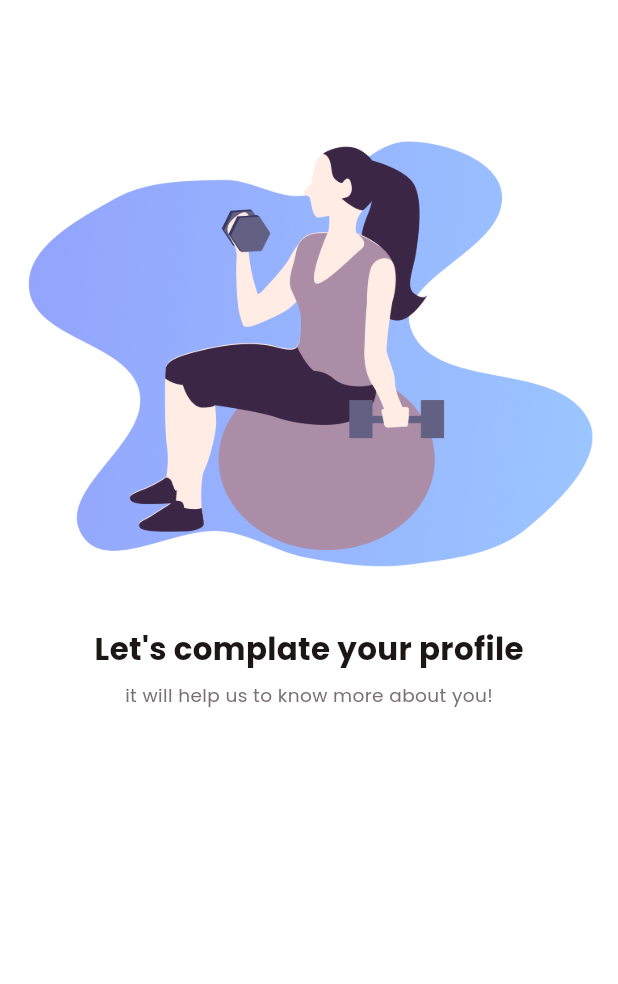
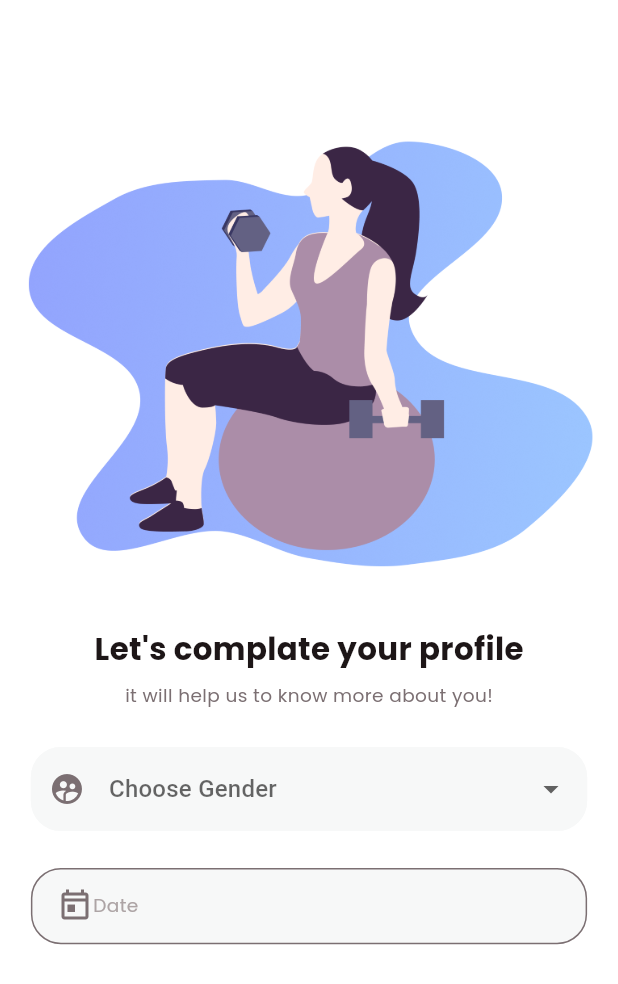
Before and after one commit to mmkocak/fitnesx_flutter, a Flutter app: the screen it shows after launch, on a phone screen of 412 x 824 dp. Shown: the top 984 px of the screen. Run offline on Flutter 3.47's test engine with Material 3 defaults, Android fonts, the phone set to English and light mode, and no system bars; our stand-ins replace firebase_auth, firebase_core, flutter_bloc, google_sign_in; missing offline and left inert: flutter_facebook_auth; accounts and stored records are empty.

Commit message:
cinsiyet ve tarih seçiciler yapıldı

```diff
--- a/lib/feature/screen/register/profile_completion_page.dart
+++ b/lib/feature/screen/register/profile_completion_page.dart
@@ -1,4 +1,6 @@
+import 'package:fitnesx_flutter/feature/utils/bloc/gender_bloc.dart';
 import 'package:fitnesx_flutter/feature/utils/common/common_imports.dart';
+import 'package:flutter/cupertino.dart';
 
 class ProfileCompletionPage extends StatelessWidget {
   const ProfileCompletionPage({Key? key}) : super(key: key);
@@ -8,7 +10,23 @@ class ProfileCompletionPage extends StatelessWidget {
     final String imageName = "assets/images/register1.png";
     final double screenHeight = MediaQuery.sizeOf(context).height;
     final double screenWidth = MediaQuery.sizeOf(context).width;
-    return Scaffold(
+    DateTime selectedDate = DateTime.now();
+
+    Future<void> _selectDate(BuildContext context) async {
+      final DateTime? picked = await showDatePicker(
+        context: context,
+        initialDate: selectedDate,
+        firstDate: DateTime(1900),
+        lastDate: DateTime.now(),
+      );
+      if (picked != null && picked != selectedDate) {
+        selectedDate = picked;
+      }
+    }
+
+    return BlocProvider(
+      create: (context) => GenderBloc(),
+      child: Scaffold(
         body: Padding(
           padding: EdgeInsets.symmetric(
               horizontal: screenWidth * 0.01, vertical: screenHeight * 0.01),
@@ -27,15 +45,123 @@ class ProfileCompletionPage extends StatelessWidget {
                     fontWeight: FontWeight.bold,
                     color: AppColors.blackColor),
               ),
-            SizedBox(height: screenHeight * 0.01,),
+              SizedBox(
+                height: screenHeight * 0.01,
+              ),
               Text(
                 "it will help us to know more about you!",
                 style: TextStyle(
                     color: AppColors.gray_1,
                     fontFamily: "Poppins",
                     fontSize: screenWidth * 0.03),
-            )
+              ),
+              SizedBox(
+                height: screenHeight * 0.03,
+              ),
+              Form(
+                child: Padding(
+                  padding: EdgeInsets.symmetric(horizontal: screenWidth * 0.04),
+                  child: Column(
+                    children: [
+                      BlocBuilder<GenderBloc, String?>(
+                        builder: (context, selectedGdender) {
+                          return Container(
+                            width: screenWidth * 0.9,
+                            child: DropdownButtonFormField(
+                              menuMaxHeight: screenHeight * 0.1,
+                              isExpanded: false,
+                              dropdownColor: AppColors.borderColor,
+                              decoration: InputDecoration(
+                                prefixIcon: const Icon(
+                                  Icons.supervised_user_circle,
+                                  color: AppColors.gray_1,
+                                ),
+                                hintText: "Choose Gender",
+                                hintStyle: TextStyle(
+                                  color: AppColors.gray_2,
+                                  fontFamily: "Poppins",
+                                  fontSize: screenWidth * 0.03,
+                                ),
+                                filled: true,
+                                fillColor: AppColors.borderColor,
+                                border: OutlineInputBorder(
+                                  borderSide: const BorderSide(
+                                      color: AppColors.borderColor),
+                                  borderRadius: BorderRadius.circular(20),
+                                ),
+                                enabledBorder: OutlineInputBorder(
+                                  borderSide: const BorderSide(
+                                      color: AppColors.borderColor),
+                                  borderRadius: BorderRadius.circular(20),
+                                ),
+                                focusedBorder: OutlineInputBorder(
+                                  borderSide: const BorderSide(
+                                    color: AppColors.borderColor,
+                                  ),
+                                  borderRadius: BorderRadius.circular(20),
+                                ),
+                              ),
+                              value: context.watch<GenderBloc>().state,
+                              items: ['Erkek', 'Kadın']
+                                  .map((String gender) => DropdownMenuItem(
+                                        child: Text(
+                                          gender,
+                                          style: TextStyle(
+                                            fontFamily: "Poppins",
+                                            fontSize: screenWidth * 0.04,
+                                          ),
+                                        ),
+                                        value: gender,
+                                      ))
+                                  .toList(),
+                              onChanged: (String? newvalue) {
+                                context
+                                    .read<GenderBloc>()
+                                    .SelectGender(newvalue!);
+                              },
+                            ),
+                          );
+                        },
+                      ),
+                      SizedBox(
+                        height: screenHeight * 0.03,
+                      ),
+                      GestureDetector(
+                        onTap: () => _selectDate(context),
+                        child: Container(
+                          padding: EdgeInsets.symmetric(
+                              vertical: screenHeight * 0.015,
+                              horizontal: screenWidth * 0.04),
+                          decoration: BoxDecoration(
+                            color: AppColors.borderColor,
+                            borderRadius: BorderRadius.circular(20),
+                            border: Border.all(color: AppColors.gray_1),
+                          ),
+                          child: Row(
+                            mainAxisAlignment: MainAxisAlignment.start,
+                            children: [
+                               Icon(
+                                Icons.today_outlined,
+                                color: AppColors.gray_1,
+                              ),
+                                Text(
+                                "Date Of Brith ${selectedDate.toLocal()}".split(' ')[0],
+                                style: TextStyle(
+                                  color: AppColors.gray_2,
+                                  fontFamily: "Poppins",
+                                  fontSize: screenWidth * 0.03,
+                                ),
+                              ),
+
+                          ],),
+                        ),
+                      ),
                     ],
+                  ),
+                ),
+              ),
+            ],
+          ),
         ),
       ),
     );
--- /dev/null
+++ b/lib/feature/utils/bloc/gender_bloc.dart
@@ -0,0 +1,9 @@
+import 'package:fitnesx_flutter/feature/utils/common/common_imports.dart';
+
+class GenderBloc extends Cubit<String?>{
+  GenderBloc() : super(null);
+  void SelectGender(String gender){
+    emit(gender);
+  }
+
+}
```
Lines whose indentation alone changed are shown as unchanged.
